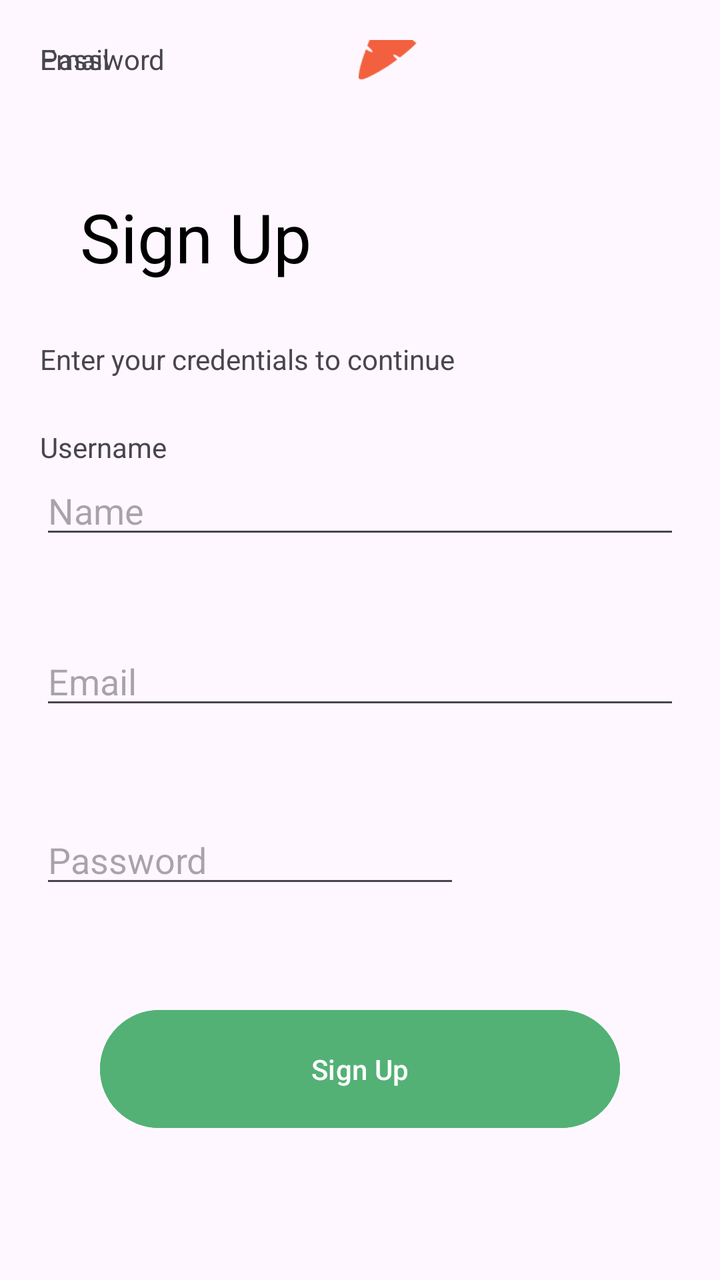
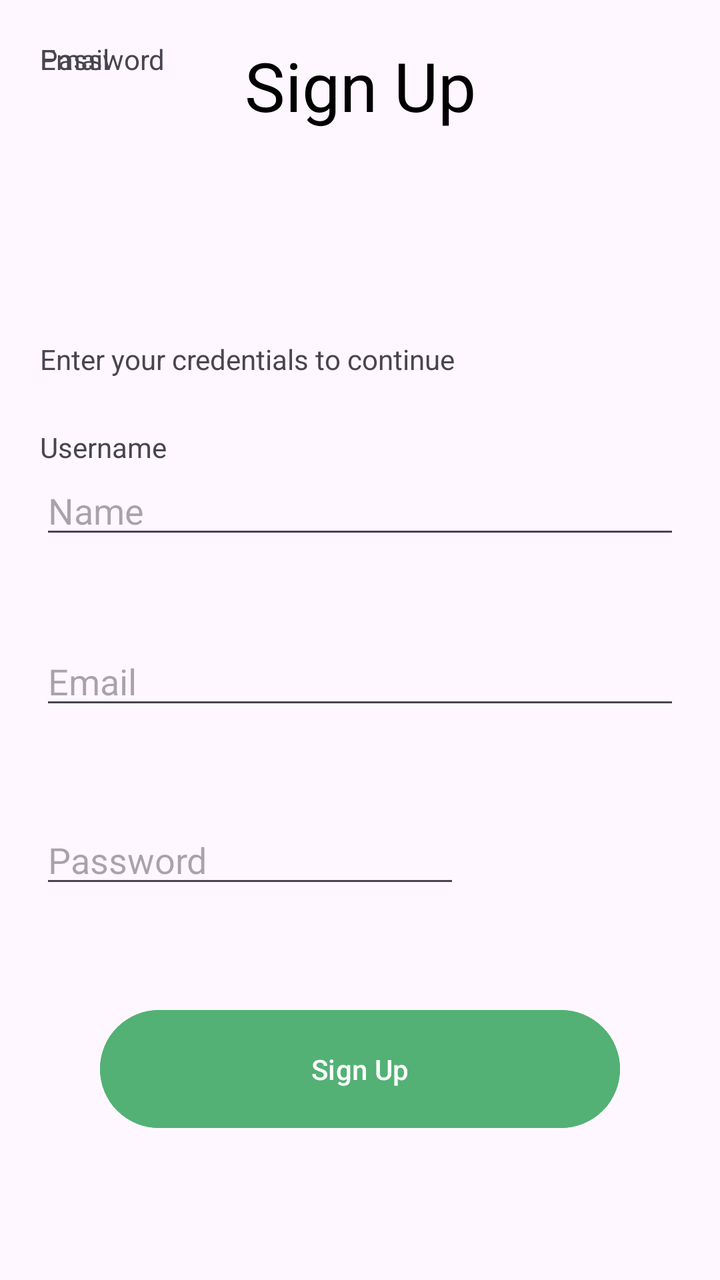

An Android layout rendered at two revisions. The XML below is the earlier revision; the diff shows what the commit changed to produce the second picture.
<!-- AndroidManifest.xml: application theme Theme.GroceriesAppTask1 -->
<!-- res/layout/activity_signup.xml -->
<?xml version="1.0" encoding="utf-8"?>
<androidx.constraintlayout.widget.ConstraintLayout xmlns:android="http://schemas.android.com/apk/res/android"
    xmlns:app="http://schemas.android.com/apk/res-auto"
    xmlns:tools="http://schemas.android.com/tools"
    android:id="@+id/main"
    android:layout_width="match_parent"
    android:layout_height="match_parent"
    android:padding="20dp"
    tools:context=".Signup">


    <ImageView
        android:id="@+id/imageView5"
        android:layout_width="48dp"
        android:layout_height="48dp"

        android:layout_marginBottom="56dp"
        app:layout_constraintBottom_toTopOf="@+id/textView7"
        app:layout_constraintEnd_toEndOf="@+id/textView7"
        app:layout_constraintHorizontal_bias="0.752"
        app:layout_constraintStart_toStartOf="@+id/textView7"
        app:srcCompat="@drawable/img_6" />

    <TextView
        android:id="@+id/textView7"
        android:layout_width="match_parent"
        android:layout_height="wrap_content"
        android:layout_marginBottom="48dp"
        android:text="Sign Up"
        android:textColor="@color/design_default_color_on_secondary"
        android:textSize="34sp"
        android:layout_marginLeft="20dp"
        app:layout_constraintBottom_toBottomOf="@+id/textView8"
        app:layout_constraintEnd_toEndOf="@+id/textView8"
        app:layout_constraintHorizontal_bias="0.478"
        app:layout_constraintStart_toStartOf="parent" />

    <TextView
        android:id="@+id/textView8"
        android:layout_width="wrap_content"
        android:layout_height="wrap_content"
        android:layout_marginBottom="44dp"
        android:text="Enter your credentials to continue"
        app:layout_constraintBottom_toTopOf="@+id/editTextTextMultiLine"

        app:layout_constraintEnd_toEndOf="@+id/editTextTextMultiLine"
        app:layout_constraintHorizontal_bias="0.0"
        app:layout_constraintStart_toStartOf="@+id/editTextTextMultiLine" />

    <TextView
        android:layout_width="match_parent"
        android:layout_height="wrap_content"
        android:text="Username"
        app:layout_constraintBottom_toTopOf="@+id/editTextTextMultiLine"
        app:layout_constraintEnd_toEndOf="@+id/editTextTextEmailAddress2"
        app:layout_constraintHorizontal_bias="0.0"
        app:layout_constraintStart_toStartOf="@+id/editTextTextEmailAddress2"
        />
    <EditText
        android:id="@+id/editTextTextMultiLine"
        android:layout_width="match_parent"
        android:layout_height="wrap_content"
        android:layout_marginBottom="44dp"
        android:ems="10"
        android:gravity="start|top"
        android:hint="Name"
        android:inputType="textMultiLine"
        app:layout_constraintBottom_toTopOf="@+id/editTextTextEmailAddress2"
        app:layout_constraintEnd_toEndOf="@+id/editTextTextEmailAddress2"
        app:layout_constraintHorizontal_bias="0.0"
        app:layout_constraintStart_toStartOf="@+id/editTextTextEmailAddress2" />

    <EditText
        android:id="@+id/editTextTextEmailAddress2"
        android:layout_width="match_parent"
        android:layout_height="wrap_content"
        android:layout_marginBottom="48dp"
        android:ems="10"
        android:hint="Email"
        android:inputType="textEmailAddress"
        app:layout_constraintBottom_toTopOf="@+id/editTextTextPassword3"
        app:layout_constraintEnd_toEndOf="@+id/editTextTextPassword3"
        app:layout_constraintHorizontal_bias="0.0"
        app:layout_constraintStart_toStartOf="@+id/editTextTextPassword3" />

    <EditText
        android:id="@+id/editTextTextPassword3"
        android:layout_width="wrap_content"
        android:layout_height="wrap_content"
        android:layout_marginBottom="52dp"
        android:ems="10"
        android:hint="Password"
        android:inputType="textPassword"
        app:layout_constraintBottom_toTopOf="@+id/button5"
        app:layout_constraintEnd_toEndOf="@+id/button5"
        app:layout_constraintHorizontal_bias="0.0"
        app:layout_constraintStart_toStartOf="parent" />

    <Button
        android:id="@+id/button5"
        android:layout_width="0dp"
        android:layout_height="67dp"
        android:layout_marginBottom="52dp"
        android:layout_marginLeft="30dp"
        android:layout_marginRight="30dp"

        android:backgroundTint="@color/green"
        android:text="Sign Up"
        app:layout_constraintBottom_toBottomOf="parent"
        app:layout_constraintEnd_toEndOf="parent"
        app:layout_constraintHorizontal_bias="1.0"
        app:layout_constraintStart_toStartOf="parent" />

    <TextView
        android:id="@+id/textView9"
        android:layout_width="match_parent"
        android:layout_height="wrap_content"
        android:text="Email"
        app:layout_constraintEnd_toEndOf="@+id/editTextTextMultiLine"
        app:layout_constraintStart_toStartOf="@+id/editTextTextMultiLine"
        tools:layout_editor_absoluteY="350dp" />

    <TextView
        android:id="@+id/textView10"
        android:layout_width="match_parent"
        android:layout_height="wrap_content"
        android:text="Password"
        app:layout_constraintEnd_toEndOf="@+id/editTextTextPassword3"
        app:layout_constraintStart_toStartOf="@+id/editTextTextPassword3"
        tools:layout_editor_absoluteY="447dp" />

</androidx.constraintlayout.widget.ConstraintLayout>
<!-- resources referenced by this layout -->
<resources>
  <color name="green">#53B175</color>
  <!-- drawable img_6: png bitmap (drawable, 1918 bytes) -->
  <style name="Theme.GroceriesAppTask1" parent="Base.Theme.GroceriesAppTask1" />
  <style name="Base.Theme.GroceriesAppTask1" parent="Theme.Material3.DayNight.NoActionBar">
          
          
      </style>
</resources>

<!-- the commit's change to res/layout/activity_signup.xml (unified diff, before → after) -->
@@ -14,10 +14,10 @@
         android:layout_width="48dp"
         android:layout_height="48dp"
 
-        android:layout_marginBottom="56dp"
+        android:layout_marginBottom="52dp"
         app:layout_constraintBottom_toTopOf="@+id/textView7"
         app:layout_constraintEnd_toEndOf="@+id/textView7"
-        app:layout_constraintHorizontal_bias="0.752"
+        app:layout_constraintHorizontal_bias="0.524"
         app:layout_constraintStart_toStartOf="@+id/textView7"
         app:srcCompat="@drawable/img_6" />
 
@@ -25,15 +25,12 @@
         android:id="@+id/textView7"
         android:layout_width="match_parent"
         android:layout_height="wrap_content"
-        android:layout_marginBottom="48dp"
         android:text="Sign Up"
         android:textColor="@color/design_default_color_on_secondary"
         android:textSize="34sp"
-        android:layout_marginLeft="20dp"
-        app:layout_constraintBottom_toBottomOf="@+id/textView8"
-        app:layout_constraintEnd_toEndOf="@+id/textView8"
-        app:layout_constraintHorizontal_bias="0.478"
-        app:layout_constraintStart_toStartOf="parent" />
+        tools:layout_editor_absoluteX="24dp"
+        android:gravity="center_horizontal"
+        tools:layout_editor_absoluteY="159dp" />
 
     <TextView
         android:id="@+id/textView8"
